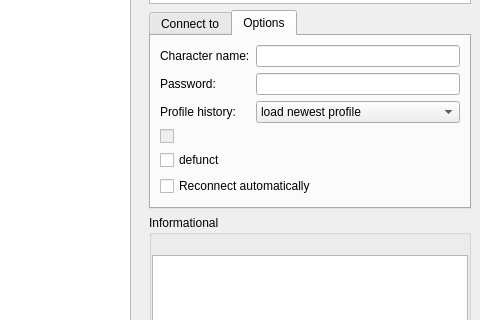
Before: the Qt Designer form src/ui/connection_profiles.ui in MTSowbug/Mudlet_Protuna, drawn with Qt 5; both pictures show x 280 to 760 and y 190 to 510 of the 760 by 682 pixel window.
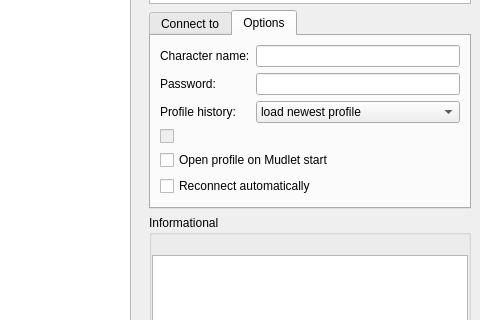
After: the same form once the commit is applied. The open tabs and pages were chosen to show the change. Icons and pictures are not drawn.

The edit to the form file:
```diff
--- a/src/ui/connection_profiles.ui
+++ b/src/ui/connection_profiles.ui
@@ -768,8 +768,7 @@
                 <enum>Qt::LeftToRight</enum>
                </property>
                <property name="text">
-                <!-- <string>Open profile on Mudlet start</string>  -->
-                <string>defunct</string> 
+                <string>Open profile on Mudlet start</string> 
                </property>
               </widget>
              </item>
```
Left out of the diff: 4 changed lines with no effect on the pictures.
